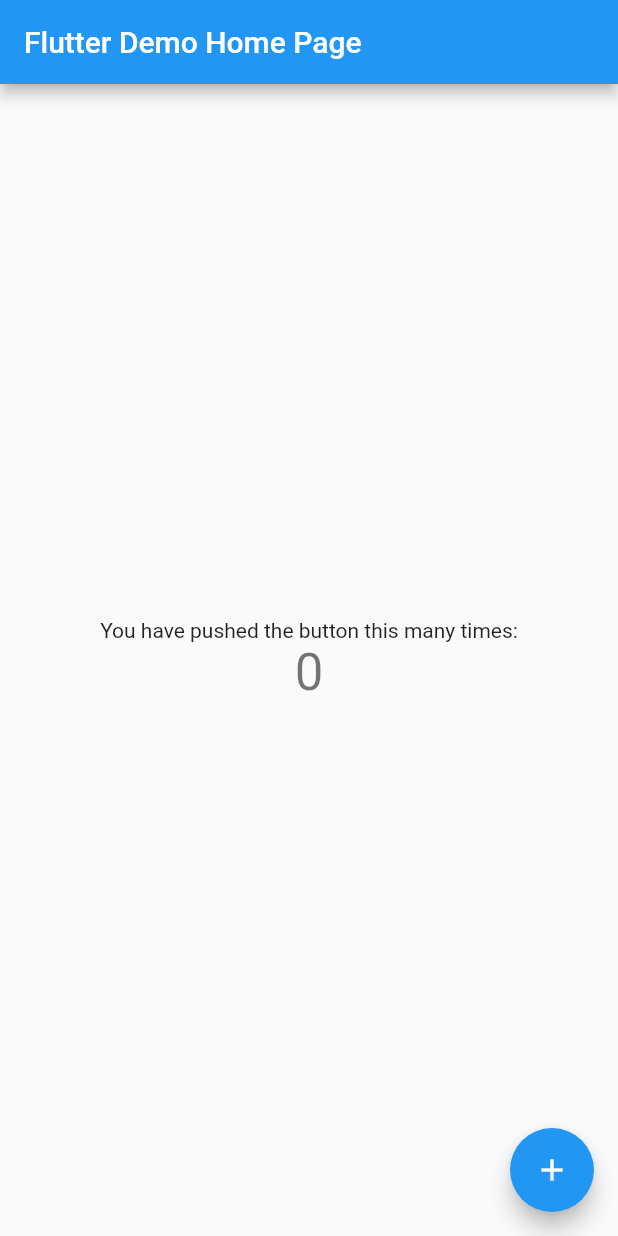
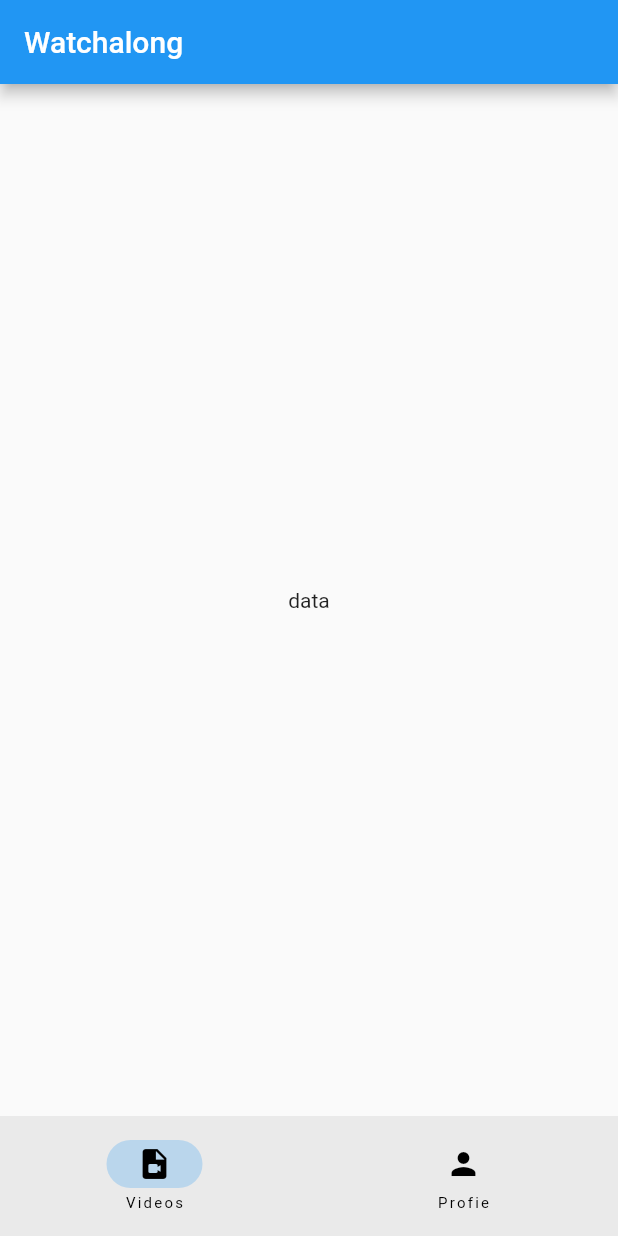
Before and after one commit to BeamlakAschalew/watchalong, a Flutter app: the screen it shows after launch, on a phone screen of 412 x 824 dp. Run offline on Flutter 3.47's test engine with Material 2 defaults, Android fonts, the phone set to English and light mode, and no system bars.

Commit message:
added theme and bottomnav

```diff
--- a/lib/main.dart
+++ b/lib/main.dart
@@ -1,4 +1,5 @@
 import 'package:flutter/material.dart';
+import 'package:watchalong/constants/theme.dart';
 
 void main() {
   runApp(const MyApp());
@@ -7,15 +8,11 @@
 class MyApp extends StatelessWidget {
   const MyApp({super.key});
 
-
   @override
   Widget build(BuildContext context) {
     return MaterialApp(
-      title: 'Flutter Demo',
-      theme: ThemeData(
-        primarySwatch: Colors.blue,
-      ),
-      home: const MyHomePage(title: 'Flutter Demo Home Page'),
+      theme: Style.themeData(),
+      home: const MyHomePage(title: 'Watchalong'),
     );
   }
 }
@@ -30,13 +27,7 @@
 }
 
 class _MyHomePageState extends State<MyHomePage> {
-  int _counter = 0;
-
-  void _incrementCounter() {
-    setState(() {
-      _counter++;
-    });
-  }
+  int currentIndex = 0;
 
   @override
   Widget build(BuildContext context) {
@@ -44,24 +35,25 @@
       appBar: AppBar(
         title: Text(widget.title),
       ),
-      body: Center(
-        child: Column(
-          mainAxisAlignment: MainAxisAlignment.center,
-          children: <Widget>[
-            const Text(
-              'You have pushed the button this many times:',
-            ),
-            Text(
-              '$_counter',
-              style: Theme.of(context).textTheme.headline4,
-            ),
-          ],
+      body: IndexedStack(index: currentIndex, children: const [
+        Center(
+          child: Text('data'),
         ),
-      ),
-      floatingActionButton: FloatingActionButton(
-        onPressed: _incrementCounter,
-        tooltip: 'Increment',
-        child: const Icon(Icons.add),
+        Center(
+          child: Text('data1'),
+        )
+      ]),
+      bottomNavigationBar: NavigationBar(
+        destinations: const [
+          NavigationDestination(icon: Icon(Icons.video_file), label: 'Videos'),
+          NavigationDestination(icon: Icon(Icons.person), label: 'Profie'),
+        ],
+        selectedIndex: currentIndex,
+        onDestinationSelected: (value) {
+          setState(() {
+            currentIndex = value;
+          });
+        },
       ),
     );
   }
```
